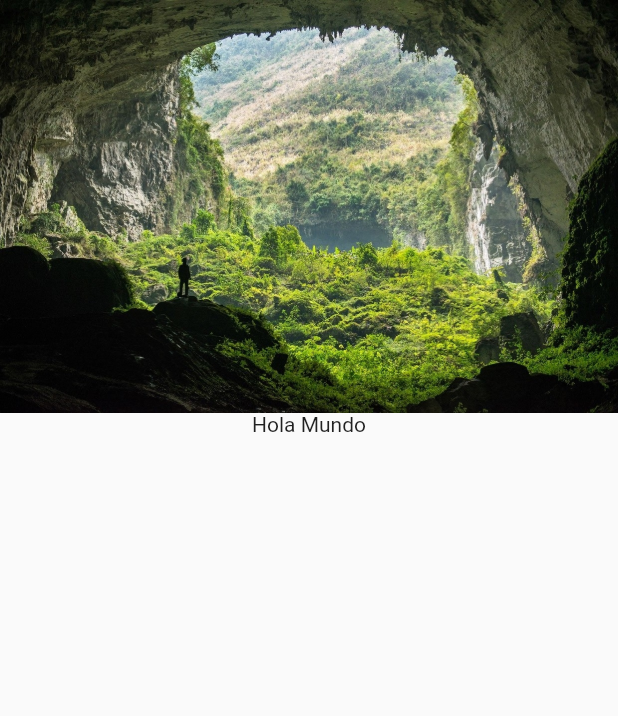
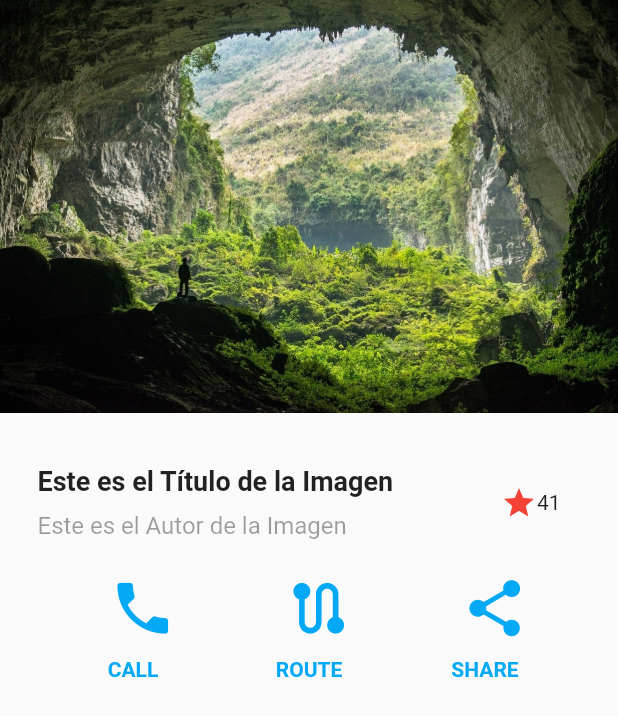
Before and after one commit to luishg76/designs_flutter, a Flutter app: the screen it shows after launch, on a phone screen of 412 x 824 dp. Shown: the top 716 px of the screen. Run offline on Flutter 3.47's test engine with Material 2 defaults, Android fonts, the phone set to English and light mode, and no system bars.

Commit message:
Salva(09-09-09-022

```diff
--- a/lib/main.dart
+++ b/lib/main.dart
@@ -1,5 +1,5 @@
 import 'package:flutter/material.dart';
-import 'package:designs_flutter/screens/home_screen.dart';
+import 'package:designs_flutter/screens/basic_screen.dart';
 
 void main() {
   runApp(const MyApp());
@@ -26,9 +26,9 @@ class MyApp extends StatelessWidget {
         // is not restarted.
         primarySwatch: Colors.blue,
       ),
-      initialRoute: 'home_screen',
+      initialRoute: 'basic_screen',
       routes: {
-        'home_screen':(_)=>HomeScreen(),
+        'basic_screen':(_)=>BasicScreen(),
       },
     );
   }
--- /dev/null
+++ b/lib/screens/basic_screen.dart
@@ -0,0 +1,103 @@
+
+import 'package:flutter/material.dart';
+
+class BasicScreen extends StatelessWidget {
+
+  @override
+  Widget build(BuildContext context) {
+     return Scaffold(
+        body: Column(
+          children: [
+            Container(
+              margin: EdgeInsets.only(bottom: 20.0),
+                 child: Image.asset('assets/design1.jpg'),
+            ),
+            Container(
+              margin: EdgeInsets.all(15.0),
+              child: Column(
+                children: [
+                  _titleSection(),
+                  _buttonSection(),
+                  ]),
+
+            ),
+
+
+          ],
+        ),
+    );
+  }
+}
+
+class _buttonSection extends StatelessWidget{
+
+  @override
+  Widget build(BuildContext context) {
+    // TODO: implement build
+    return Container(
+      margin: EdgeInsets.all(15.0),
+      child: Row(
+        mainAxisAlignment: MainAxisAlignment.spaceAround,
+        children: [
+          _button(Icono: Icons.phone, Titulo:'call'),
+          _button(Icono: Icons.route_rounded, Titulo:'route'),
+          _button(Icono: Icons.share, Titulo:'share'),
+        ],
+      ),
+    );
+  }
+}
+
+class _button extends StatelessWidget {
+    final IconData Icono;
+    final String Titulo;
+
+    _button({ required this.Icono, required this.Titulo});
+
+  @override
+  Widget build(BuildContext context) {
+    return Container(
+      child: Column(
+        mainAxisAlignment: MainAxisAlignment.center,
+        children: [
+          IconButton(
+            onPressed: (){},
+            icon:Icon(Icono, color: Colors.lightBlue, size: 45.0,)
+          ),
+          SizedBox(height: 15.0,),
+          Text(Titulo.toUpperCase(), style: TextStyle(fontWeight: FontWeight.bold, color: Colors.lightBlue),),
+        ],
+      ),
+    );
+  }
+}
+
+class _titleSection extends StatelessWidget {
+  const _titleSection({Key? key}) : super(key: key);
+
+  @override
+  Widget build(BuildContext context) {
+    final size_width=MediaQuery.of(context).size.width;
+    return Row(
+             //mainAxisAlignment: MainAxisAlignment.spaceBetween,
+             children:[
+              Container(
+                margin: EdgeInsets.only(left: 10.0),
+                width: size_width*0.75,
+                height: 50.0,
+                alignment: Alignment.centerLeft,
+                child: Column(
+                  mainAxisAlignment: MainAxisAlignment.spaceBetween,
+                  crossAxisAlignment: CrossAxisAlignment.start,
+                  children: [
+                    Text('Este es el Título de la Imagen', style: TextStyle(fontSize: 18.0, fontWeight: FontWeight.bold)),
+                    Text('Este es el Autor de la Imagen', style: TextStyle(fontSize: 16.0, color: Colors.black38),)
+                  ],
+                ),
+              ),
+              Icon(Icons.star_outlined,color: Colors.red,),
+              Text('41')
+             ],
+      );
+  }
+}
--- a/lib/screens/home_screen.dart
+++ /dev/null
@@ -1,22 +0,0 @@
-
-import 'package:flutter/material.dart';
-
-
-class HomeScreen extends StatelessWidget {
-
-  @override
-  Widget build(BuildContext context) {
-     return Scaffold(
-        body: Column(
-          children: [
-            Container(
-                 child: Image.asset('assets/design1.jpg'),
-            ),
-            Center(
-             child: Text('Hola Mundo'),
-       ),
-          ],
-        ),
-    );
-  }
-}
```
